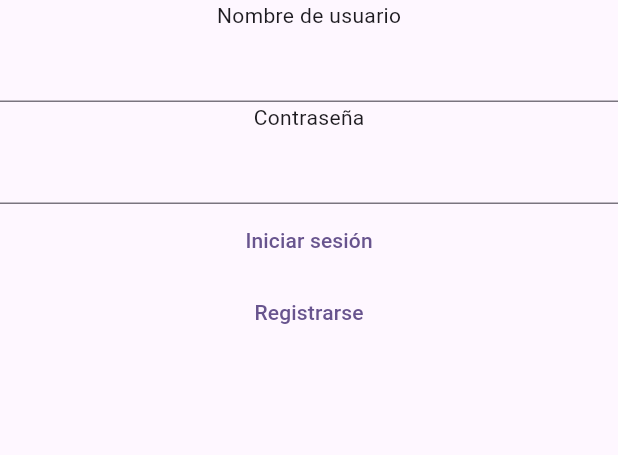
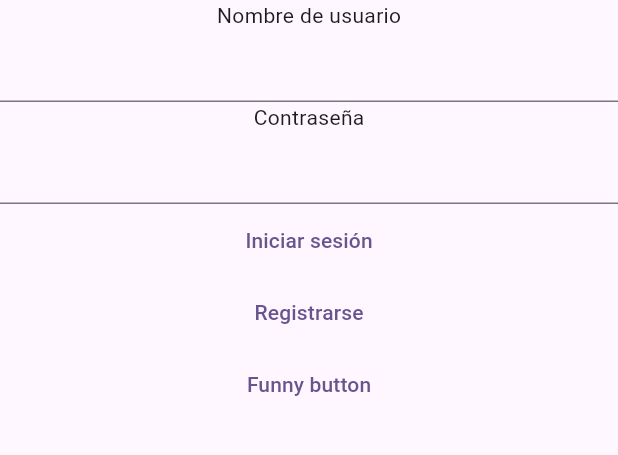
Before and after one commit to grecomatteo/CollectifyApp, a Flutter app: the screen it shows after launch, after a tap on "Iniciar sesión", on a phone screen of 412 x 824 dp, the part 84-539 px from its top. Run offline on Flutter 3.47's test engine with Material 2 defaults, Android fonts, the phone set to English and light mode, and no system bars; our stand-ins replace flutter_local_notifications, image_picker; missing offline and left inert: mysql1.

Commit message:
Probando notificaciones en login(WIP)

```diff
--- a/lib/VentanaLogin.dart
+++ b/lib/VentanaLogin.dart
@@ -2,12 +2,16 @@ import 'package:collectify/ConexionBD.dart';
 import 'package:collectify/VentanaListaProductos.dart';
 import 'package:flutter/material.dart';
 import 'package:collectify/VentanaRegister.dart';
+import 'package:flutter_local_notifications/flutter_local_notifications.dart' as noti;
+import 'package:collectify/notification.dart' as notif;
 import 'package:mysql1/mysql1.dart';
 
 MySqlConnection? conn;
 String nick = "";
 String pswrd = "";
 Usuario logged = new Usuario();
+
+noti.FlutterLocalNotificationsPlugin notPlugin = noti.FlutterLocalNotificationsPlugin();
 
 void main() {
   runApp(VentanaLogin());
@@ -57,6 +61,11 @@ class LoginPage extends StatefulWidget {
 
 class _LoginPageState extends State<LoginPage> {
 
+  @override
+  void initState(){
+    super.initState();
+    notif.Notification.initialize(notPlugin);
+  }
   @override
   Widget build(BuildContext context) {
     return Scaffold(
@@ -119,6 +128,12 @@ class Login extends StatelessWidget {
                               MaterialPageRoute(builder: (context) => VentanaRegister()));
                       }
                   ),
+                  TextButton(
+                    child: Text("Funny button"),
+                    onPressed: (){
+                      notif.Notification.showBigTextNotification(title: "Nuevo mensaje", body: "Baki como se instala el wasa", fln: notPlugin);
+                    }
+                  )
 
                 ],
               );
```
Also changed, not shown: lib/VentanaMensajesChat.dart (+11 -0 lines), lib/notification.dart (+14 -0 lines), 1 other file.
